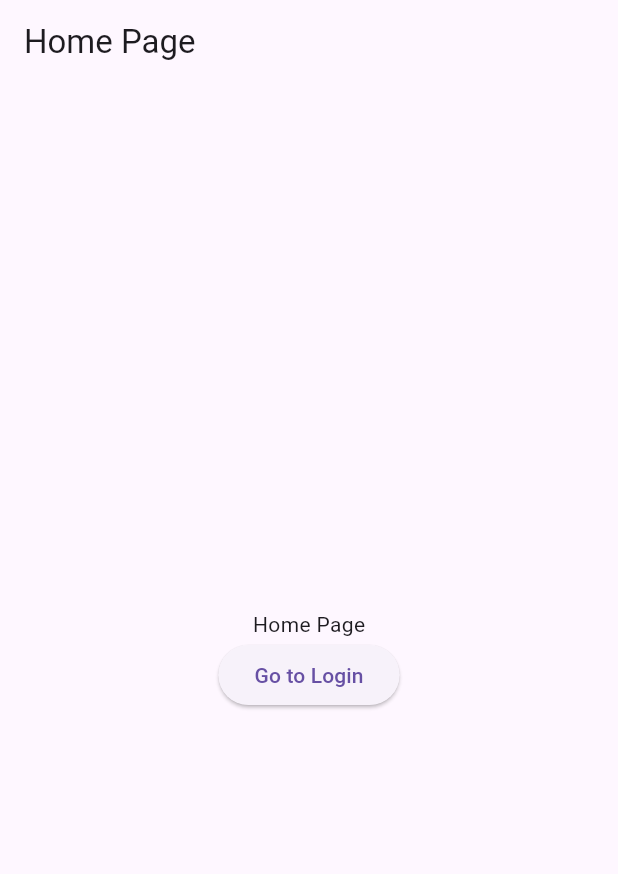
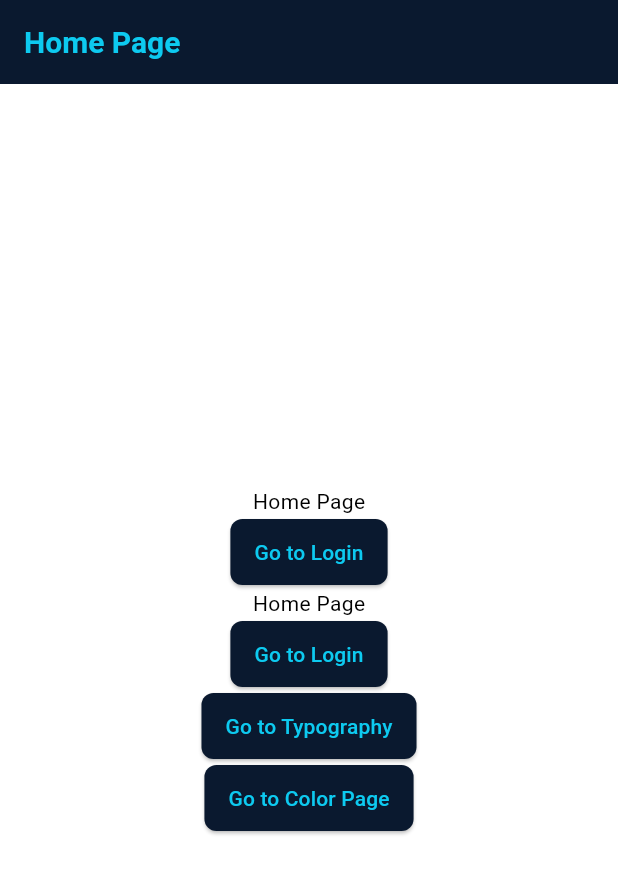
Before and after one commit to thirdygayares/Flutter, a Flutter app: the screen it shows after launch, on a phone screen of 412 x 824 dp. Shown: the top 874 px of the screen. Run offline on Flutter 3.47's test engine with Material 3 defaults, Android fonts, the phone set to English and light mode, and no system bars; our stand-ins replace go_router.

Commit message:
feat: typography and color

```diff
--- a/lib/core/route.dart
+++ b/lib/core/route.dart
@@ -1,3 +1,5 @@
+import 'package:flutter_foundamentals/features/themes/screen/color_page.dart';
+import 'package:flutter_foundamentals/features/themes/screen/typography_page.dart';
 import 'package:go_router/go_router.dart';
 
 import '../features/auth/screen/login_page.dart';
@@ -21,5 +23,13 @@ final GoRouter appRouter  = GoRouter(
         return DashboardPage(id: id!);
       },
     ),
+    GoRoute(
+        path: '/typography',
+        builder: (context, state) => TypographyPage(),
+    ),
+    GoRoute(
+      path: '/color',
+      builder: (context, state) => ColorPage(),
+    )
   ],
 );
--- /dev/null
+++ b/lib/core/themes/app_color.dart
@@ -0,0 +1,11 @@
+import 'package:flutter/material.dart';
+
+class AppColors {
+  static const Color primary = Color(0xFF0A192F);
+  static const Color secondary = Color(0xFF62FFB9);
+  static const Color warning = Color(0xFFFFC107);
+  static const Color danger = Color(0xFFDC3545);
+  static const Color info = Color(0xFF2F3A49);
+  static const Color light = Color(0xFF0DCAF0);
+  static const Color dark = Color(0xFF212529);
+}
--- /dev/null
+++ b/lib/core/themes/app_theme.dart
@@ -0,0 +1,29 @@
+import 'package:flutter/material.dart';
+import 'app_color.dart';
+import 'app_typography.dart';
+
+class AppTheme {
+  static ThemeData lightTheme = ThemeData(
+    colorScheme: ColorScheme.light(
+      primary: AppColors.primary,
+      secondary: AppColors.secondary,
+      error: AppColors.danger,
+    ),
+
+    textTheme: AppTypography.textTheme,
+
+    elevatedButtonTheme: ElevatedButtonThemeData(
+      style: ElevatedButton.styleFrom(
+        backgroundColor: AppColors.primary,
+        foregroundColor: AppColors.light,
+        padding: EdgeInsets.symmetric(horizontal: 16, vertical: 12),
+        shape: RoundedRectangleBorder(borderRadius: BorderRadius.circular(8)),
+      ),
+    ),
+
+    appBarTheme: AppBarTheme(
+      backgroundColor: AppColors.primary,
+      titleTextStyle: TextStyle(fontSize: 20, fontWeight: FontWeight.bold, color: AppColors.light),
+    ),
+  );
+}
--- /dev/null
+++ b/lib/core/themes/app_typography.dart
@@ -0,0 +1,19 @@
+import 'package:flutter/material.dart';
+
+class AppTypography {
+  static const TextTheme textTheme = TextTheme(
+    displayLarge: TextStyle(fontSize: 96, fontWeight: FontWeight.w300, color: Colors.black),
+    displayMedium: TextStyle(fontSize: 60, fontWeight: FontWeight.w300, color: Colors.black),
+    displaySmall: TextStyle(fontSize: 48, fontWeight: FontWeight.w400, color: Colors.black),
+    headlineLarge: TextStyle(fontSize: 34, fontWeight: FontWeight.w400, color: Colors.black),
+    headlineMedium: TextStyle(fontSize: 24, fontWeight: FontWeight.w400, color: Colors.black),
+    headlineSmall: TextStyle(fontSize: 20, fontWeight: FontWeight.w500, color: Colors.black),
+    titleLarge: TextStyle(fontSize: 16, fontWeight: FontWeight.w400, color: Colors.black),
+    titleMedium: TextStyle(fontSize: 14, fontWeight: FontWeight.w500, color: Colors.black),
+    bodyLarge: TextStyle(fontSize: 16, fontWeight: FontWeight.w400, color: Colors.black),
+    bodyMedium: TextStyle(fontSize: 14, fontWeight: FontWeight.w400, color: Colors.black),
+    labelLarge: TextStyle(fontSize: 14, fontWeight: FontWeight.w500, color: Colors.white),
+    bodySmall: TextStyle(fontSize: 12, fontWeight: FontWeight.w400, color: Colors.grey),
+    labelSmall: TextStyle(fontSize: 10, fontWeight: FontWeight.w400, color: Colors.grey),
+  );
+}
--- a/lib/features/homepage/screen/home_page.dart
+++ b/lib/features/homepage/screen/home_page.dart
@@ -17,6 +17,29 @@ class HomePage extends StatelessWidget {
               },
               child: Text('Go to Login'),
             ),
+            Text('Home Page'),
+            ElevatedButton(
+              onPressed: () {
+                context.go('/login');
+              },
+              child: Text('Go to Login'),
+            ),
+
+            ElevatedButton(
+              onPressed: () {
+                context.go('/typography');
+              },
+              child: Text('Go to Typography'),
+            ),
+
+            ElevatedButton(
+              onPressed: () {
+                context.go('/color');
+              },
+              child: Text('Go to Color Page'),
+            ),
+
+
           ],
         ),
       ),
--- /dev/null
+++ b/lib/features/themes/screen/color_page.dart
@@ -0,0 +1,77 @@
+import 'package:flutter/material.dart';
+import '../../../core/themes/app_color.dart';
+
+class ColorPage extends StatelessWidget {
+  const ColorPage({Key? key}) : super(key: key);
+
+  @override
+  Widget build(BuildContext context) {
+    return Scaffold(
+      appBar: AppBar(
+        title: const Text("Color Page"),
+        centerTitle: true,
+      ),
+      body: GridView.count(
+        crossAxisCount: 2,
+        padding: const EdgeInsets.all(16),
+        crossAxisSpacing: 16,
+        mainAxisSpacing: 16,
+        childAspectRatio: 2.5,
+        children: const [
+          _ColorBox(color: AppColors.primary, name: "Primary", hex: "#0A192F"),
+          _ColorBox(color: AppColors.secondary, name: "Secondary", hex: "#62FFB9"),
+          _ColorBox(color: AppColors.warning, name: "Warning", hex: "#FFC107"),
+          _ColorBox(color: AppColors.danger, name: "Danger", hex: "#DC3545"),
+          _ColorBox(color: AppColors.info, name: "Info", hex: "#2F3A49"),
+          _ColorBox(color: AppColors.light, name: "Light", hex: "#0DCAF0"),
+          _ColorBox(color: AppColors.dark, name: "Dark", hex: "#212529"),
+        ],
+      ),
+    );
+  }
+}
+
+class _ColorBox extends StatelessWidget {
+  final Color color;
+  final String name;
+  final String hex;
+
+  const _ColorBox({
+    Key? key,
+    required this.color,
+    required this.name,
+    required this.hex,
+  }) : super(key: key);
+
+  @override
+  Widget build(BuildContext context) {
+    return Container(
+      decoration: BoxDecoration(
+        color: color,
+        borderRadius: BorderRadius.circular(8),
+        boxShadow: [
+          BoxShadow(
+            color: Colors.black12,
+            blurRadius: 4,
+            offset: Offset(2, 2),
+          ),
+        ],
+      ),
+      child: Center(
+        child: Column(
+          mainAxisAlignment: MainAxisAlignment.center,
+          children: [
+            Text(
+              name,
+              style: const TextStyle(fontSize: 16, fontWeight: FontWeight.bold, color: Colors.white),
+            ),
+            Text(
+              hex,
+              style: const TextStyle(fontSize: 12, color: Colors.white),
+            ),
+          ],
+        ),
+      ),
+    );
+  }
+}
--- a/lib/main.dart
+++ b/lib/main.dart
@@ -1,10 +1,7 @@
 import 'package:flutter/material.dart';
-import 'package:go_router/go_router.dart';
 
-import 'features/auth/screen/login_page.dart';
-import 'features/dashboard/screen/dashboard_page.dart';
-import 'features/homepage/screen/home_page.dart';
 import 'core/route.dart';
+import 'core/themes/app_theme.dart';
 void main() {
   runApp(MyApp());
 }
@@ -14,6 +11,7 @@ class MyApp extends StatelessWidget {
   Widget build(BuildContext context) {
     return MaterialApp.router(
       routerConfig: appRouter,
+      theme: AppTheme.lightTheme,
       title: 'Flutter GoRouter Example',
     );
   }
```
Also changed, not shown: lib/features/themes/screen/typography_page.dart (added, +39 -0 lines).
